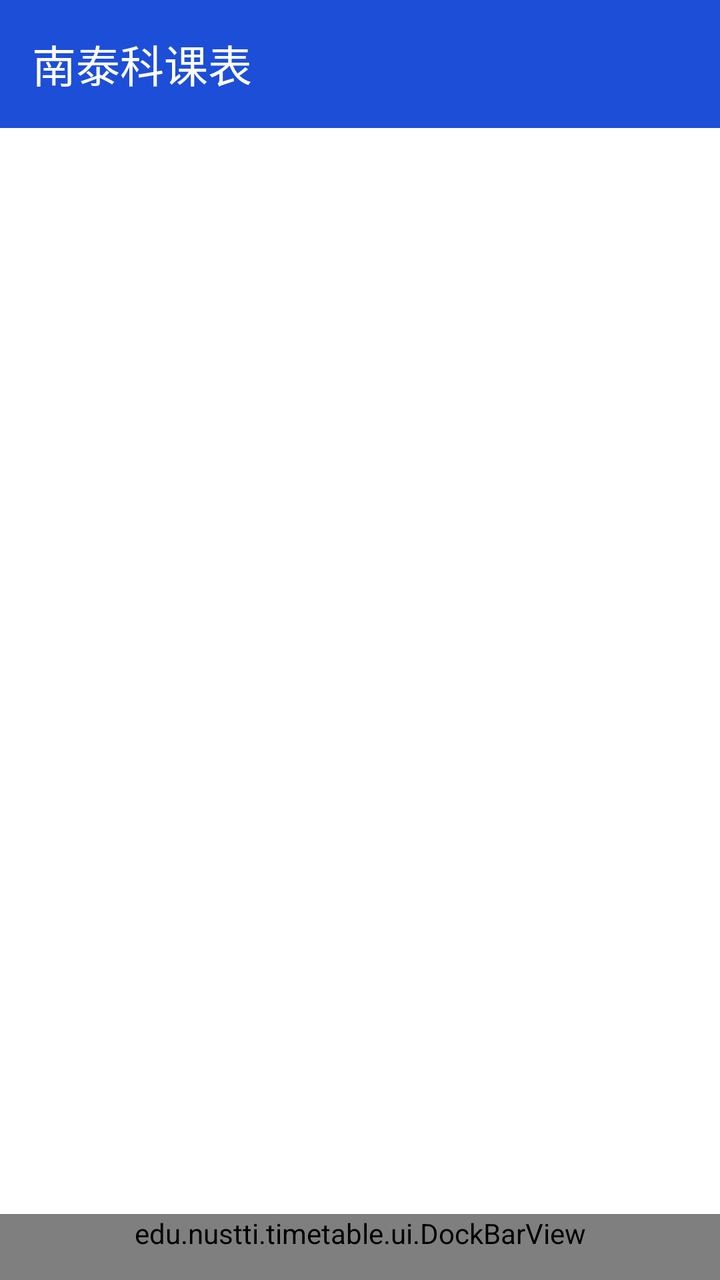
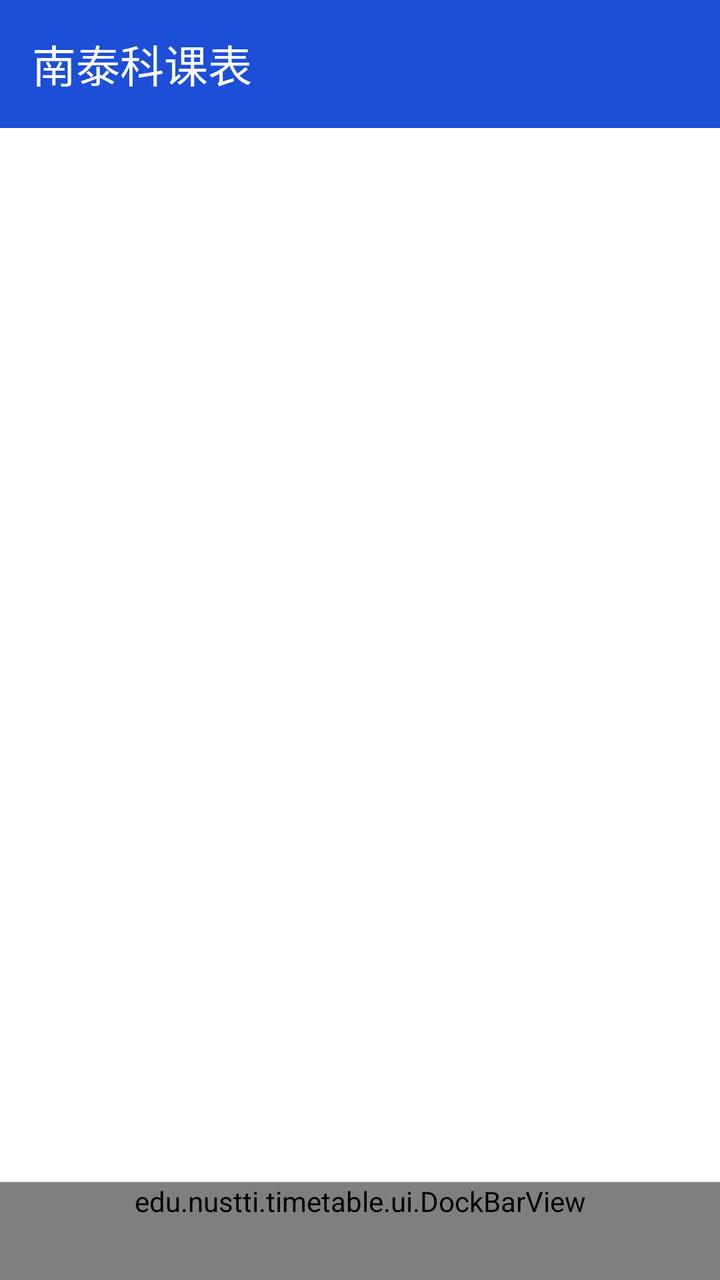

Screens rendered from an Android XML layout before and after an edit, with the pre-edit source and the edit as a unified diff.
<!-- AndroidManifest.xml: application theme Theme.NusttiTimetable -->
<!-- res/layout/activity_main.xml -->
<?xml version="1.0" encoding="utf-8"?>
<FrameLayout xmlns:android="http://schemas.android.com/apk/res/android"
    xmlns:app="http://schemas.android.com/apk/res-auto"
    android:layout_width="match_parent"
    android:layout_height="match_parent"
    android:background="@color/surface">

    <LinearLayout
        android:id="@+id/contentHost"
        android:layout_width="match_parent"
        android:layout_height="match_parent"
        android:orientation="vertical">

        <com.google.android.material.appbar.MaterialToolbar
            android:id="@+id/toolbar"
            android:layout_width="match_parent"
            android:layout_height="?attr/actionBarSize"
            android:background="@color/brand"
            app:title="@string/app_name"
            app:titleTextColor="@color/white" />

        <androidx.viewpager2.widget.ViewPager2
            android:id="@+id/viewPager"
            android:layout_width="match_parent"
            android:layout_height="0dp"
            android:layout_weight="1" />
    </LinearLayout>

    
    <edu.nustti.timetable.ui.DockBarView
        android:id="@+id/dockBar"
        android:layout_width="match_parent"
        android:layout_height="wrap_content"
        android:layout_gravity="bottom|center_horizontal"
        android:paddingStart="24dp"
        android:paddingEnd="24dp"
        android:paddingBottom="14dp" />
</FrameLayout>
<!-- resources referenced by this layout -->
<resources>
  <color name="brand">#1D4ED8</color>
  <color name="surface">#FFFFFF</color>
  <color name="white">#FFFFFFFF</color>
  <string name="app_name">南泰科课表</string>
  <style name="Theme.NusttiTimetable" parent="Theme.Material3.DayNight.NoActionBar">
          <item name="colorPrimary">@color/brand</item>
          <item name="colorPrimaryDark">@color/brand_dark</item>
          <item name="colorOnPrimary">@color/white</item>
          <item name="android:statusBarColor" tools:targetApi="l">@color/brand_dark</item>
      </style>
  <color name="brand_dark">#0F172A</color>
</resources>

<!-- the commit's change to res/layout/activity_main.xml (unified diff, before → after) -->
@@ -34,5 +34,5 @@
         android:layout_gravity="bottom|center_horizontal"
         android:paddingStart="24dp"
         android:paddingEnd="24dp"
-        android:paddingBottom="14dp" />
+        android:paddingBottom="30dp" />
 </FrameLayout>
